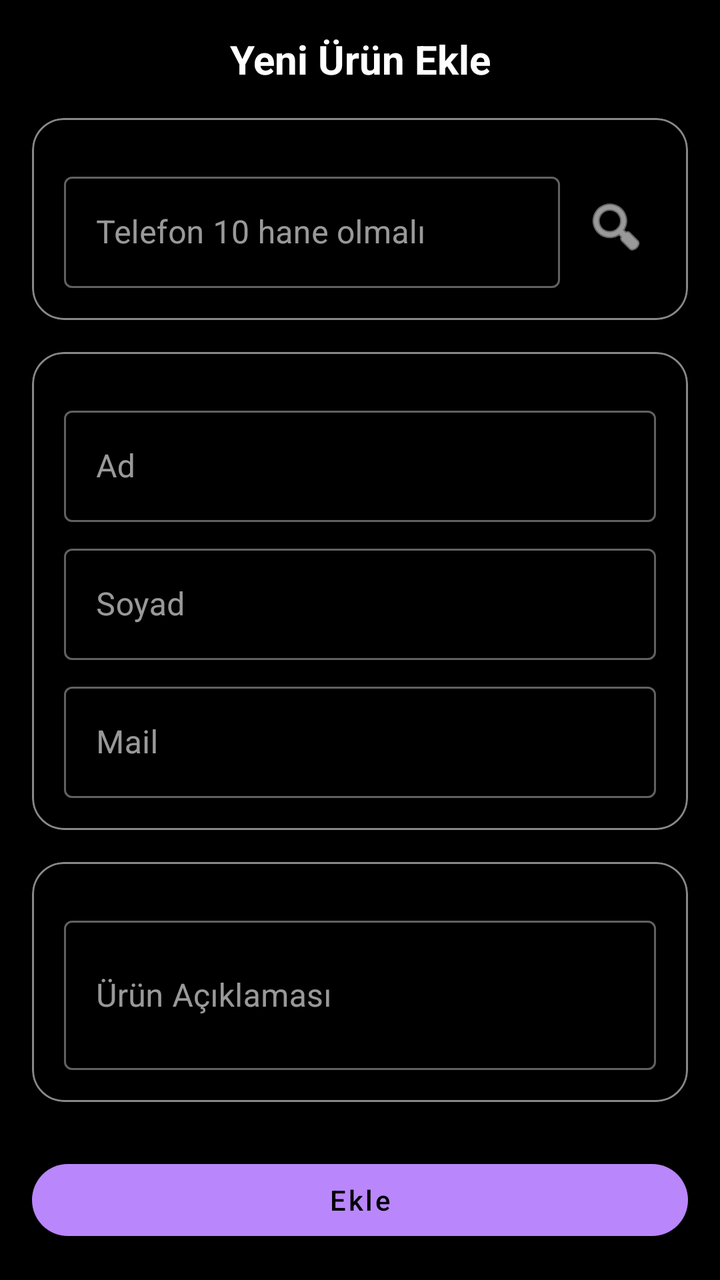
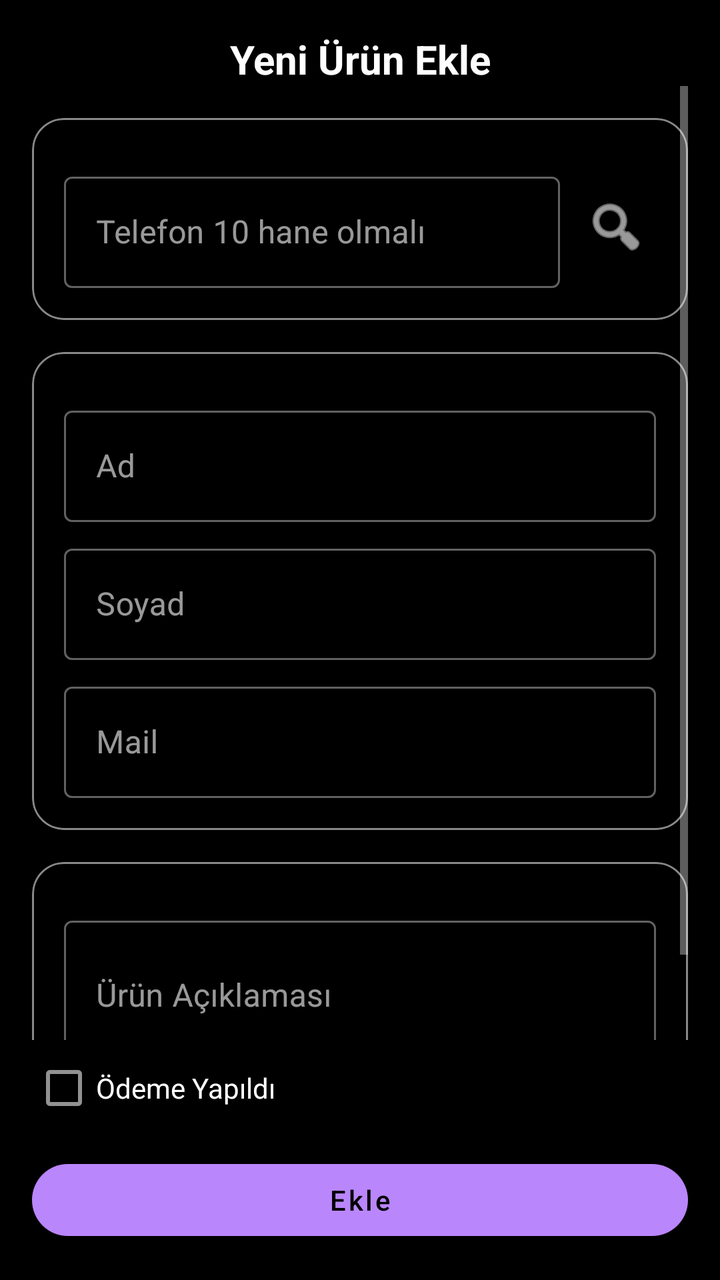

Before-and-after screenshots of an Android layout around one commit, followed by the original layout XML and the change that was made.
<!-- AndroidManifest.xml: application theme Theme.MaterialComponents.NoActionBar -->
<!-- res/layout/activity_new_order.xml -->
<?xml version="1.0" encoding="utf-8"?>
<androidx.constraintlayout.widget.ConstraintLayout
    xmlns:android="http://schemas.android.com/apk/res/android"
    xmlns:app="http://schemas.android.com/apk/res-auto"
    android:id="@+id/layoutNewOrder"
    android:layout_width="match_parent"
    android:layout_height="match_parent"
    android:background="@color/black"
    android:padding="16dp">

    
    <TextView
        android:id="@+id/txtTitleNewOrder"
        android:layout_width="0dp"
        android:layout_height="wrap_content"
        android:text="@string/home_button_new_order"
        android:textSize="20sp"
        android:textStyle="bold"
        android:textColor="#FFFFFF"
        android:gravity="center_horizontal"
        app:layout_constraintTop_toTopOf="parent"
        app:layout_constraintStart_toStartOf="parent"
        app:layout_constraintEnd_toEndOf="parent" />

    
    <TextView
        android:id="@+id/txtSubtitleNewOrder"
        android:layout_width="0dp"
        android:layout_height="wrap_content"
        android:text="@string/home_button_new_order"
        android:textSize="13sp"
        android:textColor="#777777"
        android:gravity="center_horizontal"
        android:layout_marginTop="4dp"
        android:visibility="gone"
        app:layout_constraintTop_toBottomOf="@id/txtTitleNewOrder"
        app:layout_constraintStart_toStartOf="parent"
        app:layout_constraintEnd_toEndOf="parent" />

    
    <ScrollView
        android:id="@+id/scrollNewOrder"
        android:layout_width="0dp"
        android:layout_height="0dp"
        android:fillViewport="true"
        app:layout_constraintTop_toBottomOf="@id/txtSubtitleNewOrder"
        app:layout_constraintBottom_toTopOf="@id/btnAddProduct"
        app:layout_constraintStart_toStartOf="parent"
        app:layout_constraintEnd_toEndOf="parent">

        <LinearLayout
            android:layout_width="match_parent"
            android:layout_height="wrap_content"
            android:orientation="vertical">

            
            <com.google.android.material.card.MaterialCardView
                android:id="@+id/cardPhone"
                android:layout_width="match_parent"
                android:layout_height="wrap_content"
                android:layout_marginTop="16dp"
                app:cardCornerRadius="16dp"
                app:cardBackgroundColor="@color/black"
                app:cardElevation="2dp"
                app:strokeWidth="1dp"
                app:strokeColor="@color/deneme">

                <LinearLayout
                    android:layout_width="match_parent"
                    android:layout_height="wrap_content"
                    android:orientation="vertical"
                    android:padding="16dp">

                    <LinearLayout
                        android:layout_width="match_parent"
                        android:layout_height="wrap_content"
                        android:layout_marginTop="8dp"
                        android:gravity="center_vertical"
                        android:orientation="horizontal">

                        <com.google.android.material.textfield.TextInputLayout
                            style="@style/Widget.MaterialComponents.TextInputLayout.OutlinedBox"
                            android:layout_width="0dp"
                            android:layout_height="wrap_content"
                            android:layout_weight="1"
                            android:hint="@string/error_phone_10_digits">

                            <com.google.android.material.textfield.TextInputEditText
                                android:id="@+id/edtPhone"
                                android:layout_width="match_parent"
                                android:layout_height="wrap_content"
                                android:inputType="phone" />
                        </com.google.android.material.textfield.TextInputLayout>

                        <ImageButton
                            android:id="@+id/btnSearchPhone"
                            android:layout_width="40dp"
                            android:layout_height="40dp"
                            android:layout_marginStart="8dp"
                            android:background="@color/black"
                            android:contentDescription="@string/search_order_button_by_phone"
                            android:padding="8dp"
                            android:src="@android:drawable/ic_menu_search"
                            android:tint="#FFFFFF" />
                    </LinearLayout>
                </LinearLayout>
            </com.google.android.material.card.MaterialCardView>

            
            <com.google.android.material.card.MaterialCardView
                android:id="@+id/cardCustomerInfo"
                android:layout_width="match_parent"
                android:layout_height="wrap_content"
                android:layout_marginTop="16dp"
                app:cardCornerRadius="16dp"
                app:cardBackgroundColor="@color/black"
                app:cardElevation="2dp"
                app:strokeWidth="1dp"
                app:strokeColor="@color/deneme">

                <LinearLayout
                    android:layout_width="match_parent"
                    android:layout_height="wrap_content"
                    android:orientation="vertical"
                    android:padding="16dp">

                    <com.google.android.material.textfield.TextInputLayout
                        android:layout_width="match_parent"
                        android:layout_height="wrap_content"
                        android:layout_marginTop="8dp"
                        android:hint="@string/new_order_name_hint"
                        style="@style/Widget.MaterialComponents.TextInputLayout.OutlinedBox">

                        <com.google.android.material.textfield.TextInputEditText
                            android:id="@+id/edtName"
                            android:layout_width="match_parent"
                            android:layout_height="wrap_content"
                            android:inputType="textPersonName" />
                    </com.google.android.material.textfield.TextInputLayout>

                    <com.google.android.material.textfield.TextInputLayout
                        android:layout_width="match_parent"
                        android:layout_height="wrap_content"
                        android:layout_marginTop="8dp"
                        android:hint="@string/new_order_surname_hint"
                        style="@style/Widget.MaterialComponents.TextInputLayout.OutlinedBox">

                        <com.google.android.material.textfield.TextInputEditText
                            android:id="@+id/edtSurname"
                            android:layout_width="match_parent"
                            android:layout_height="wrap_content"
                            android:inputType="textPersonName" />
                    </com.google.android.material.textfield.TextInputLayout>

                    <com.google.android.material.textfield.TextInputLayout
                        android:layout_width="match_parent"
                        android:layout_height="wrap_content"
                        android:layout_marginTop="8dp"
                        android:hint="@string/new_order_email_hint"
                        style="@style/Widget.MaterialComponents.TextInputLayout.OutlinedBox">

                        <com.google.android.material.textfield.TextInputEditText
                            android:id="@+id/edtEmail"
                            android:layout_width="match_parent"
                            android:layout_height="wrap_content"
                            android:inputType="textEmailAddress" />
                    </com.google.android.material.textfield.TextInputLayout>
                </LinearLayout>
            </com.google.android.material.card.MaterialCardView>

            
            <com.google.android.material.card.MaterialCardView
                android:id="@+id/cardProduct"
                android:layout_width="match_parent"
                android:layout_height="wrap_content"
                android:layout_marginTop="16dp"
                android:layout_marginBottom="16dp"
                app:cardCornerRadius="16dp"
                app:cardBackgroundColor="@color/black"
                app:cardElevation="2dp"
                app:strokeWidth="1dp"
                app:strokeColor="@color/deneme">

                <LinearLayout
                    android:layout_width="match_parent"
                    android:layout_height="wrap_content"
                    android:orientation="vertical"
                    android:padding="16dp">

                    <com.google.android.material.textfield.TextInputLayout
                        android:layout_width="match_parent"
                        android:layout_height="wrap_content"
                        android:layout_marginTop="8dp"
                        android:hint="@string/new_order_product_desc_hint"
                        style="@style/Widget.MaterialComponents.TextInputLayout.OutlinedBox">

                        <com.google.android.material.textfield.TextInputEditText
                            android:id="@+id/edtProductDesc"
                            android:layout_width="match_parent"
                            android:layout_height="wrap_content"
                            android:minLines="2"
                            android:maxLines="4"
                            android:inputType="textMultiLine" />
                    </com.google.android.material.textfield.TextInputLayout>

                </LinearLayout>
            </com.google.android.material.card.MaterialCardView>

        </LinearLayout>
    </ScrollView>

    
    <com.google.android.material.button.MaterialButton
        android:id="@+id/btnAddProduct"
        style="@style/Widget.MaterialComponents.Button"
        android:layout_width="0dp"
        android:layout_height="wrap_content"
        android:text="@string/home_button_only_add"
        android:textAllCaps="false"
        app:cornerRadius="24dp"
        app:layout_constraintBottom_toBottomOf="parent"
        app:layout_constraintStart_toStartOf="parent"
        app:layout_constraintEnd_toEndOf="parent" />

</androidx.constraintlayout.widget.ConstraintLayout>
<!-- resources referenced by this layout -->
<resources>
  <color name="black">#FF000000</color>
  <color name="deneme">#888888</color>
  <string name="error_phone_10_digits">Telefon 10 hane olmalı</string>
  <string name="home_button_new_order">Yeni Ürün Ekle</string>
  <string name="home_button_only_add">Ekle</string>
  <string name="new_order_email_hint">Mail</string>
  <string name="new_order_name_hint">Ad</string>
  <string name="new_order_product_desc_hint">Ürün Açıklaması</string>
  <string name="new_order_surname_hint">Soyad</string>
  <string name="search_order_button_by_phone">Cep telefonu ile arama</string>
</resources>

<!-- the commit's change to res/layout/activity_new_order.xml (unified diff, before → after) -->
@@ -44,7 +44,7 @@
         android:layout_height="0dp"
         android:fillViewport="true"
         app:layout_constraintTop_toBottomOf="@id/txtSubtitleNewOrder"
-        app:layout_constraintBottom_toTopOf="@id/btnAddProduct"
+        app:layout_constraintBottom_toTopOf="@+id/chkPaymentDone"
         app:layout_constraintStart_toStartOf="parent"
         app:layout_constraintEnd_toEndOf="parent">
 
@@ -209,6 +209,18 @@
         </LinearLayout>
     </ScrollView>
 
+    <CheckBox
+        android:id="@+id/chkPaymentDone"
+        android:layout_width="0dp"
+        android:layout_height="wrap_content"
+        android:layout_marginBottom="8dp"
+        android:text="Ödeme Yapıldı"
+        android:textColor="@android:color/white"
+        android:theme="@style/ThemeOverlay.AppCompat.Dark"
+        app:layout_constraintBottom_toTopOf="@+id/btnAddProduct"
+        app:layout_constraintStart_toStartOf="parent"
+        app:layout_constraintEnd_toEndOf="parent" />
+
     
     <com.google.android.material.button.MaterialButton
         android:id="@+id/btnAddProduct"
@@ -219,7 +231,8 @@
         android:textAllCaps="false"
         app:cornerRadius="24dp"
         app:layout_constraintBottom_toBottomOf="parent"
-        app:layout_constraintStart_toStartOf="parent"
-        app:layout_constraintEnd_toEndOf="parent" />
+        app:layout_constraintEnd_toEndOf="parent"
+        app:layout_constraintHorizontal_bias="0.0"
+        app:layout_constraintStart_toStartOf="parent" />
 
 </androidx.constraintlayout.widget.ConstraintLayout>
